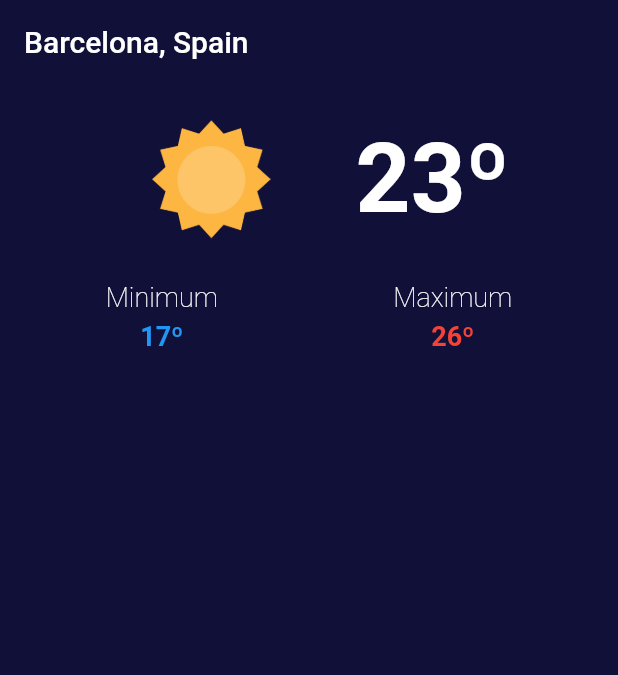
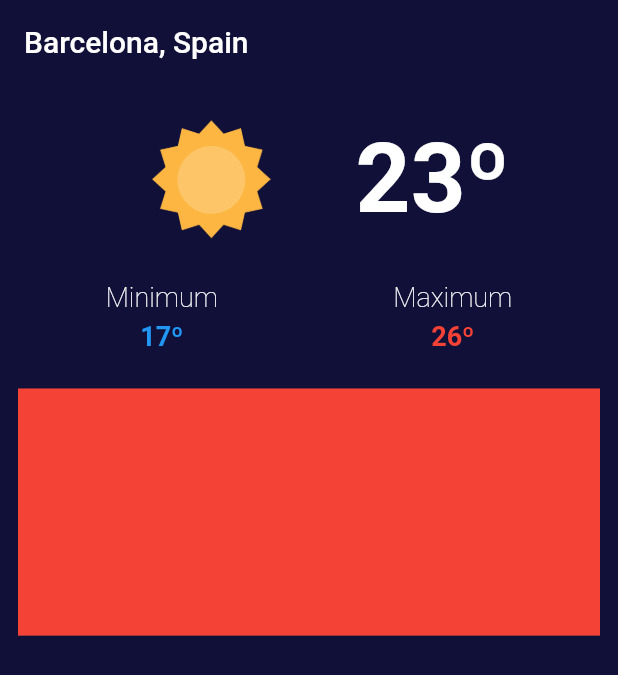
Before and after one commit to danimr99/flutter-weather-app, a Flutter app: the screen it shows after launch, on a phone screen of 412 x 824 dp. Shown: the top 675 px of the screen. Run offline on Flutter 3.47's test engine with Material 2 defaults, Android fonts, the phone set to English and light mode, and no system bars.

Commit message:
Starting to implement forecast section

```diff
--- a/lib/components/forecast.dart
+++ b/lib/components/forecast.dart
@@ -1,10 +1,20 @@
 import 'package:flutter/material.dart';
+import 'package:flutter_weather_app/constants/layout.dart';
 
 class Forecast extends StatelessWidget {
   const Forecast({Key? key}) : super(key: key);
 
   @override
   Widget build(BuildContext context) {
-    return Container();
+    return Padding(
+      padding: const EdgeInsets.all(kPaddingAll),
+      child: SizedBox(
+        width: MediaQuery.of(context).size.width,
+        height: MediaQuery.of(context).size.height / 5,
+        child: Container(
+          color: Colors.red,
+        ),
+      ),
+    );
   }
 }
--- a/lib/pages/home.dart
+++ b/lib/pages/home.dart
@@ -19,7 +19,6 @@ class _HomePageState extends State<HomePage> {
 
   @override
   Widget build(BuildContext context) {
-
     return Scaffold(
       backgroundColor: kBackgroundColor,
       appBar: AppBar(
@@ -31,7 +30,7 @@ class _HomePageState extends State<HomePage> {
         children: const [
           WeatherInfo(),
           WeatherDetails(),
-          Forecast()
+          Forecast(),
         ],
       ),
     );
```
